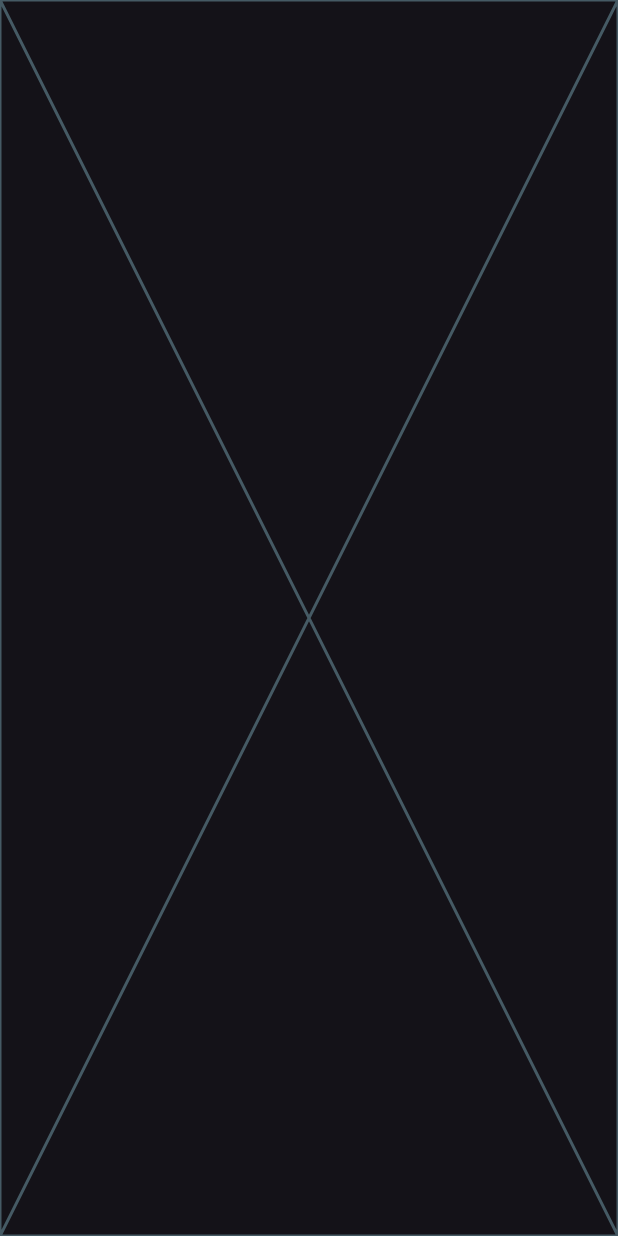
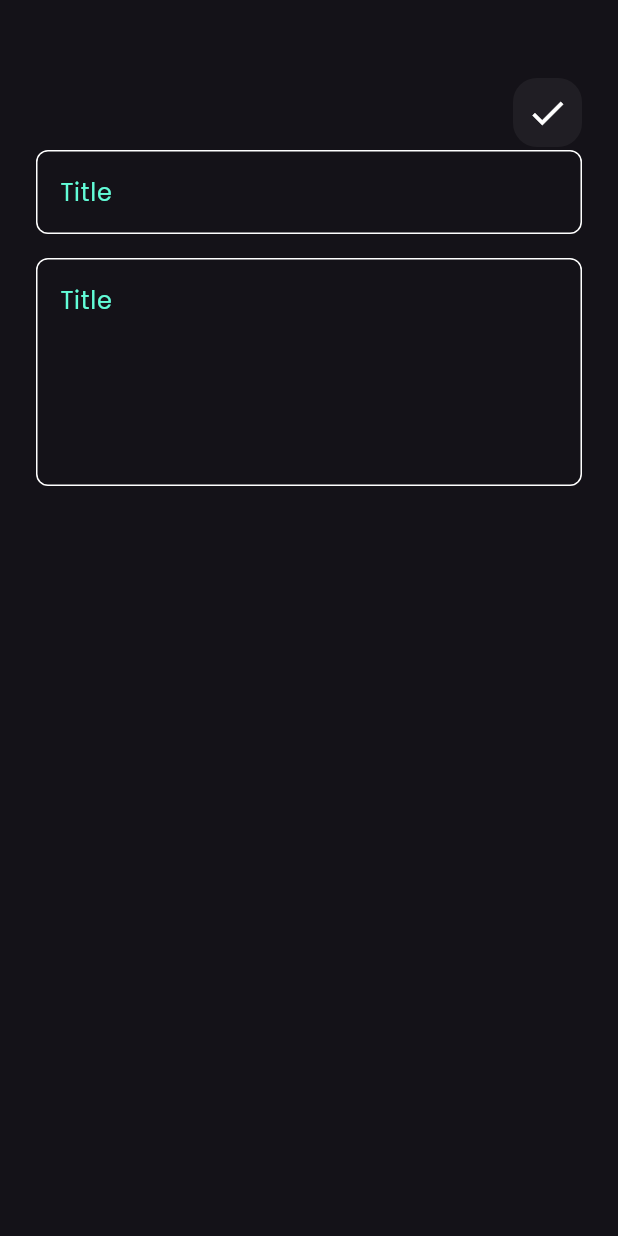
Before and after one commit to renad99200/notes_app, a Flutter app: the screen it shows after launch, after a tap on "Flutter Tips", on a phone screen of 412 x 824 dp. Run offline on Flutter 3.47's test engine with Material 3 defaults, Android fonts, the phone set to English and light mode, and no system bars; our stand-ins replace font_awesome_flutter.

Commit message:
edit note view ui done

```diff
--- a/lib/views/widgets/Custom_icon.dart
+++ b/lib/views/widgets/Custom_icon.dart
@@ -1,8 +1,8 @@
 import 'package:flutter/material.dart';
 
 class CustomSearchIcon extends StatelessWidget {
-  const CustomSearchIcon({super.key});
-
+  const CustomSearchIcon({super.key, required this.icon});
+final IconData icon;
   @override
   Widget build(BuildContext context) {
     return Container(height: 46,
@@ -13,7 +13,8 @@ class CustomSearchIcon extends StatelessWidget {
 
       ),
       child: Center(
-        child: Icon(Icons.search,size: 28,),
+        child: Icon(icon
+          ,size: 28,),
 
       ),
     );
--- a/lib/views/widgets/custom_app_bar.dart
+++ b/lib/views/widgets/custom_app_bar.dart
@@ -4,16 +4,20 @@ import 'package:flutter/material.dart';
 import 'Custom_icon.dart';
 
 class CustomAppBar extends StatelessWidget {
-  const CustomAppBar({super.key});
+  const CustomAppBar({super.key, required this.title, required this.icon});
+  final String title;
+  final IconData icon;
+
 
   @override
   Widget build(BuildContext context) {
-    return Row(children: const[
-      SizedBox(height: 50,),
-      Text("Notes",style: TextStyle(fontSize: 28),
+    return Row(children: [
+      const SizedBox(height: 50,),
+      const Text("",
+        style:const TextStyle(fontSize: 28),
       ),
-      Spacer(),
-      CustomSearchIcon(),
+      const Spacer(),
+      CustomSearchIcon(icon: icon,),
     ],);
   }
 }
--- a/lib/views/widgets/edit_note_view_body.dart
+++ b/lib/views/widgets/edit_note_view_body.dart
@@ -1,10 +1,28 @@
 import 'package:flutter/cupertino.dart';
+import 'package:flutter/material.dart';
+import 'package:tharwatsamynoteapp/views/widgets/custom_text_field.dart';
+
+import 'custom_app_bar.dart';
 
 class EditNoteViewBody extends StatelessWidget {
   const EditNoteViewBody({super.key});
 
   @override
   Widget build(BuildContext context) {
-    return const Placeholder();
+    return Padding(
+      padding: const EdgeInsets.symmetric(horizontal: 24),
+      child: Column(
+        children:const [
+          SizedBox(height: 50,),
+          CustomAppBar(title: 'Edit Note', icon: Icons.check,),
+           CustomTextField(hint: "Title"),
+          SizedBox(height: 16,),
+
+          CustomTextField(hint: "Content",maxLines: 5,),
+
+
+        ],
+      ),
+    );
   }
 }
--- a/lib/views/widgets/notes_view_body.dart
+++ b/lib/views/widgets/notes_view_body.dart
@@ -1,5 +1,6 @@
 import 'package:flutter/material.dart';
 import 'package:font_awesome_flutter/font_awesome_flutter.dart';
+import 'package:tharwatsamynoteapp/views/widgets/notes_listview.dart';
 import 'custom_app_bar.dart';
 import 'custom_note_item.dart';
 
@@ -11,8 +12,8 @@ class NotesViewBody extends StatelessWidget {
     return Padding(
       padding: const EdgeInsets.symmetric(horizontal: 24),
       child: Column(children:const [
-        CustomAppBar(),
-        NoteItem(),
+        CustomAppBar(title: 'Notes', icon: Icons.search,),
+        Expanded(child: NotesListView()),
 
       ],
       ),
```
